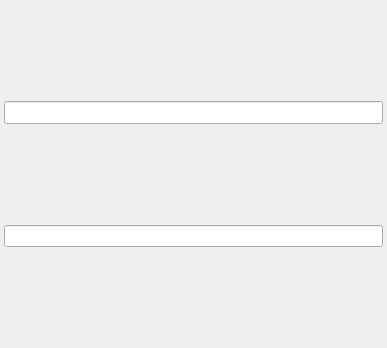
The window that Filer/MultiTabPane.ui (nyakagawan/QtFiler) describes before a commit, drawn with Qt 5.
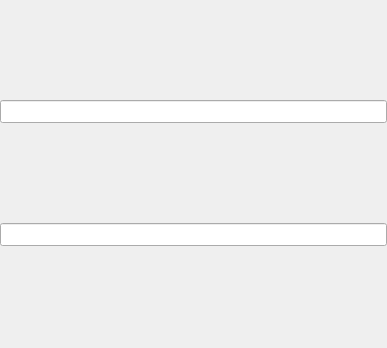
The same window after the commit.

Diff of the .ui file:
```diff
--- a/Filer/MultiTabPane.ui
+++ b/Filer/MultiTabPane.ui
@@ -15,19 +15,19 @@
   </property>
   <layout class="QVBoxLayout" name="verticalLayout">
    <property name="spacing">
-    <number>4</number>
+    <number>0</number>
    </property>
    <property name="leftMargin">
-    <number>4</number>
+    <number>0</number>
    </property>
    <property name="topMargin">
-    <number>4</number>
+    <number>0</number>
    </property>
    <property name="rightMargin">
-    <number>4</number>
+    <number>0</number>
    </property>
    <property name="bottomMargin">
-    <number>4</number>
+    <number>0</number>
    </property>
    <item>
     <widget class="QLineEdit" name="lineEdit_top">
@@ -59,6 +59,12 @@
    </item>
    <item>
     <widget class="QLineEdit" name="lineEdit_bottom">
+     <property name="font">
+      <font>
+       <family>Consolas</family>
+       <pointsize>10</pointsize>
+      </font>
+     </property>
      <property name="readOnly">
       <bool>true</bool>
      </property>
```
